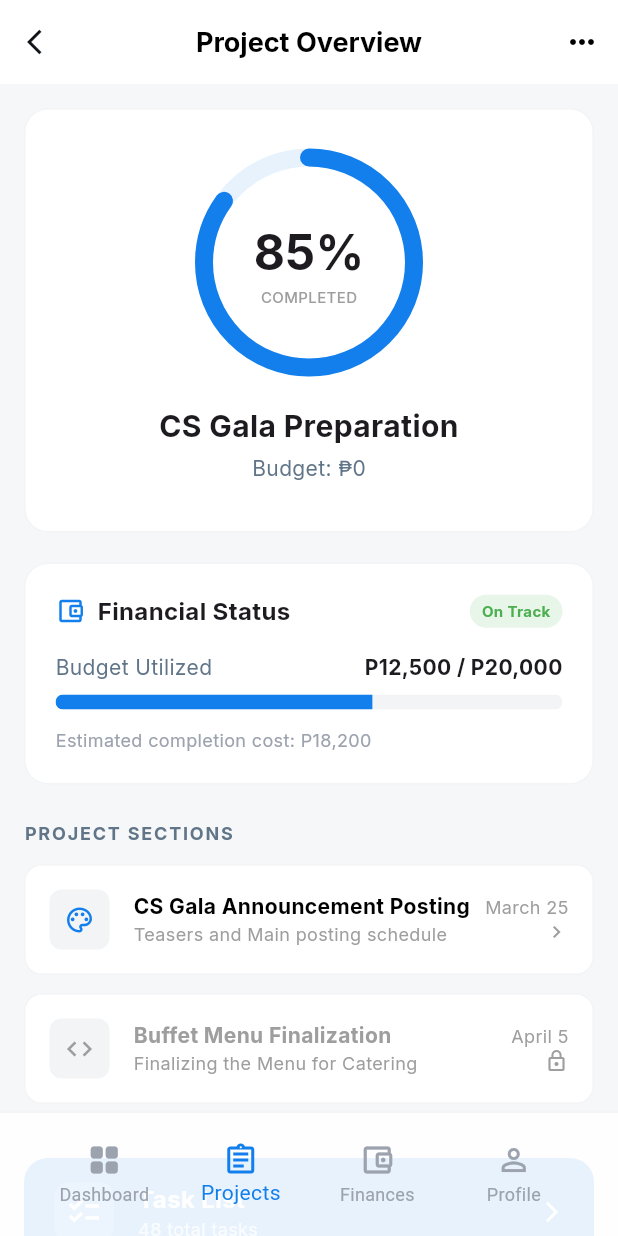
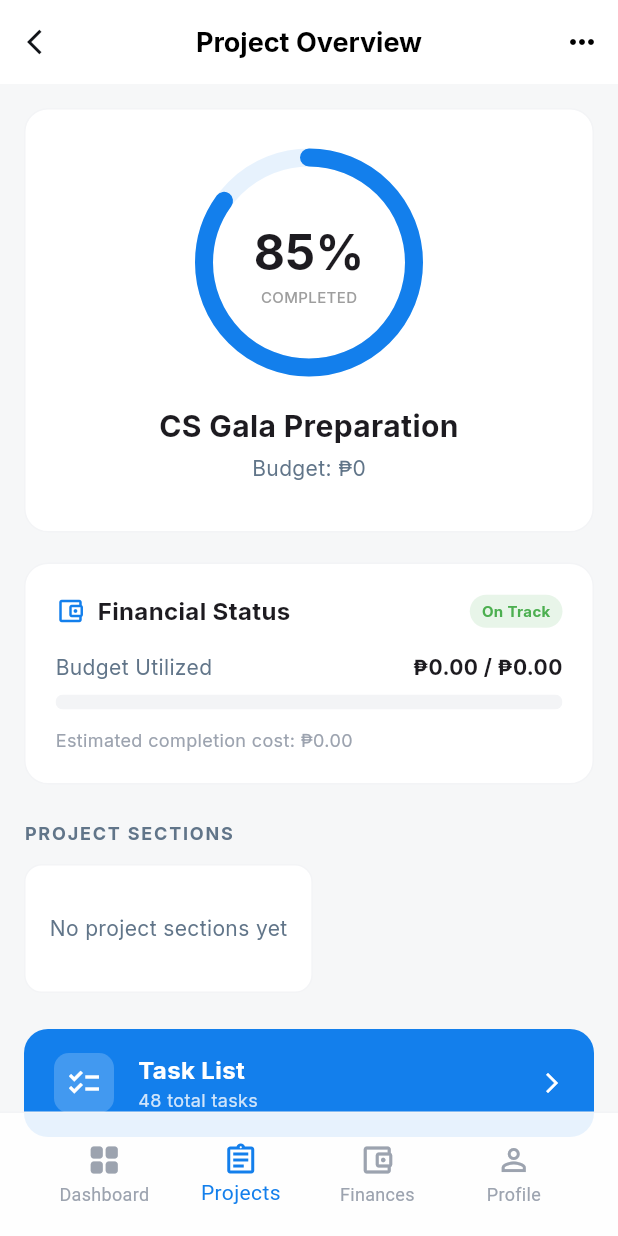
Before and after one commit to aijaee/kamobahala_bscs4b_project, a Flutter app: the ProjectOverviewScreen screen opened directly, on a phone screen of 412 x 824 dp. Run offline on Flutter 3.47's test engine with Material 3 defaults, Android fonts, the light colour scheme and no system bars; our stand-ins replace google_fonts, supabase_flutter; accounts and stored records are empty.

Commit message:
partial Task Details

```diff
--- a/lib/main.dart
+++ b/lib/main.dart
@@ -3,6 +3,8 @@ import 'package:provider/provider.dart';
 import 'package:supabase_flutter/supabase_flutter.dart';
 import 'viewmodels/auth_viewmodel.dart';
 import 'viewmodels/projects_viewmodel.dart';
+import 'viewmodels/tasks_viewmodel.dart';
+import 'viewmodels/financial_viewmodel.dart';
 import 'views/auth/login_screen.dart';
 
 void main() async {
@@ -27,6 +29,8 @@ class MyApp extends StatelessWidget {
       providers: [
         ChangeNotifierProvider(create: (_) => AuthViewModel()),
         ChangeNotifierProvider(create: (_) => ProjectsViewModel()),
+        ChangeNotifierProvider(create: (_) => TasksViewModel()),
+        ChangeNotifierProvider(create: (_) => FinancialViewModel()),
       ],
       child: MaterialApp(
         debugShowCheckedModeBanner: false,
--- a/lib/views/projects/project_overview.dart
+++ b/lib/views/projects/project_overview.dart
@@ -1,9 +1,12 @@
 import 'package:flutter/material.dart';
 import 'package:google_fonts/google_fonts.dart';
+import 'package:provider/provider.dart';
 import '../dashboard/organization_dashboard.dart';
 import 'projects_list.dart';
 import '../dashboard/financial_ledger.dart';
 import 'task_list_screen.dart';
+import '../../viewmodels/tasks_viewmodel.dart';
+import '../../viewmodels/financial_viewmodel.dart';
 
 class ProjectOverviewScreen extends StatefulWidget {
   final Map<String, dynamic> organization;
@@ -25,6 +28,22 @@ class ProjectOverviewScreen extends StatefulWidget {
 
 class _ProjectOverviewScreenState extends State<ProjectOverviewScreen> {
   int _selectedIndex = 1;
+
+  @override
+  void initState() {
+    super.initState();
+    // Fetch tasks and financial data for this project
+    if (widget.project != null && widget.project!['id'] != null) {
+      final projectId = widget.project!['id'];
+      final orgId = widget.organization['id'];
+
+      // Fetch tasks for this project
+      WidgetsBinding.instance.addPostFrameCallback((_) {
+        context.read<TasksViewModel>().fetchProjectTasks(projectId);
+        context.read<FinancialViewModel>().fetchTransactions(orgId);
+      });
+    }
+  }
 
   @override
   Widget build(BuildContext context) {
@@ -52,20 +71,7 @@ class _ProjectOverviewScreenState extends State<ProjectOverviewScreen> {
                   ),
                 ),
                 const SizedBox(height: 12),
-                _buildMilestoneItem(
-                  title: "CS Gala Announcement Posting",
-                  subtitle: "Teasers and Main posting schedule",
-                  date: "March 25",
-                  icon: Icons.palette_outlined,
-                  isLocked: false,
-                ),
-                _buildMilestoneItem(
-                  title: "Buffet Menu Finalization",
-                  subtitle: "Finalizing the Menu for Catering",
-                  date: "April 5",
-                  icon: Icons.code,
-                  isLocked: true,
-                ),
+                _buildProjectSections(context),
                 const SizedBox(height: 24),
                 _buildTaskListButton(context),
               ],
@@ -77,6 +83,133 @@ class _ProjectOverviewScreenState extends State<ProjectOverviewScreen> {
             right: 0,
             child: _buildBottomNav(context),
           ),
+        ],
+      ),
+    );
+  }
+
+  Widget _buildProjectSections(BuildContext context) {
+    return Consumer<TasksViewModel>(
+      builder: (context, tasksVM, _) {
+        if (tasksVM.isLoading) {
+          return const Center(child: CircularProgressIndicator());
+        }
+
+        if (tasksVM.tasksByCategory.isEmpty) {
+          return Container(
+            padding: const EdgeInsets.symmetric(vertical: 32, horizontal: 16),
+            decoration: BoxDecoration(
+              color: Colors.white,
+              borderRadius: BorderRadius.circular(12),
+              border: Border.all(color: const Color(0xFFF3F4F6)),
+            ),
+            child: Text(
+              "No project sections yet",
+              style: GoogleFonts.inter(color: const Color(0xFF617589)),
+            ),
+          );
+        }
+
+        return Column(
+          children: tasksVM.tasksByCategory.entries
+              .map((entry) => _buildSectionItem(
+                    category: entry.key,
+                    tasks: entry.value,
+                  ))
+              .toList(),
+        );
+      },
+    );
+  }
+
+  Widget _buildSectionItem({
+    required String category,
+    required List<Map<String, dynamic>> tasks,
+  }) {
+    // Get the earliest due date
+    DateTime? earliestDate;
+    for (final task in tasks) {
+      final dueDate = task['due_date'];
+      if (dueDate != null) {
+        final parsed = DateTime.tryParse(dueDate.toString());
+        if (parsed != null) {
+          if (earliestDate == null || parsed.isBefore(earliestDate)) {
+            earliestDate = parsed;
+          }
+        }
+      }
+    }
+
+    // Get first assigned member
+    final firstTask = tasks.isNotEmpty ? tasks[0] : null;
+    final assignedMember = firstTask?['assigned_to'] ?? 'Unassigned';
+
+    // Format date for display
+    String dateDisplay = '';
+    if (earliestDate != null) {
+      dateDisplay = '${earliestDate.month}/${earliestDate.day}';
+    }
+
+    // Determine if section is locked (all tasks incomplete)
+    final allIncomplete = tasks.every((task) => task['status'] != 'completed');
+
+    return Container(
+      margin: const EdgeInsets.only(bottom: 12),
+      padding: const EdgeInsets.all(16),
+      decoration: BoxDecoration(
+        color: Colors.white,
+        borderRadius: BorderRadius.circular(12),
+        border: Border.all(color: const Color(0xFFF3F4F6)),
+      ),
+      child: Row(
+        children: [
+          Container(
+            padding: const EdgeInsets.all(10),
+            decoration: BoxDecoration(
+              color: const Color(0xFFF3F4F6),
+              borderRadius: BorderRadius.circular(8),
+            ),
+            child: Icon(
+              Icons.category_outlined,
+              color: allIncomplete ? const Color(0xFF137FEC) : Colors.grey,
+              size: 20,
+            ),
+          ),
+          const SizedBox(width: 16),
+          Expanded(
+            child: Column(
+              crossAxisAlignment: CrossAxisAlignment.start,
+              children: [
+                Text(
+                  category,
+                  style: GoogleFonts.inter(
+                    fontWeight: FontWeight.bold,
+                    fontSize: 14,
+                    color: allIncomplete ? Colors.black : Colors.grey,
+                  ),
+                ),
+                Text(
+                  "${tasks.length} task${tasks.length != 1 ? 's' : ''} • $assignedMember",
+                  style: GoogleFonts.inter(fontSize: 12, color: Colors.grey),
+                ),
+              ],
+            ),
+          ),
+          Column(
+            crossAxisAlignment: CrossAxisAlignment.end,
+            children: [
+              if (dateDisplay.isNotEmpty)
+                Text(
+                  dateDisplay,
+                  style: GoogleFonts.inter(fontSize: 12, color: Colors.grey),
+                ),
+              Icon(
+                Icons.chevron_right,
+                size: 16,
+                color: Colors.grey,
+              ),
+            ],
+          )
         ],
       ),
     );
@@ -151,6 +284,26 @@ class _ProjectOverviewScreenState extends State<ProjectOverviewScreen> {
   }
 
   Widget _buildFinancialHealthCard() {
+    return Consumer<FinancialViewModel>(
+      builder: (context, financialVM, _) {
+        final projectBudget = (widget.project?['budget'] as num?)?.toDouble() ?? 0.0;
+        final projectName = widget.project?['name'] ?? 'Project';
+
+        // Calculate budget utilized from transactions related to this project
+        double budgetUtilized = 0.0;
+        for (final transaction in financialVM.transactions) {
+          final title = (transaction['title'] ?? '').toString().toLowerCase();
+          if (title.contains(projectName.toLowerCase()) &&
+              (transaction['transaction_type'] ?? '').toString().toLowerCase() == 'expense') {
+            final amount = (transaction['amount'] as num?)?.toDouble() ?? 0.0;
+            budgetUtilized += amount;
+          }
+        }
+
+        final utilizationPercent = projectBudget > 0 ? (budgetUtilized / projectBudget) : 0.0;
+        final estimatedTotal = budgetUtilized > 0 ? (budgetUtilized / (utilizationPercent > 0 ? utilizationPercent : 1.0)) : projectBudget;
+        final isOnTrack = utilizationPercent <= 0.75;
+
         return Container(
           padding: const EdgeInsets.all(20),
           decoration: BoxDecoration(
@@ -173,8 +326,18 @@ class _ProjectOverviewScreenState extends State<ProjectOverviewScreen> {
                   ),
                   Container(
                     padding: const EdgeInsets.symmetric(horizontal: 8, vertical: 4),
-                decoration: BoxDecoration(color: const Color(0xFFE8F5E9), borderRadius: BorderRadius.circular(20)),
-                child: Text("On Track", style: GoogleFonts.inter(color: Colors.green, fontSize: 10, fontWeight: FontWeight.bold)),
+                    decoration: BoxDecoration(
+                      color: isOnTrack ? const Color(0xFFE8F5E9) : const Color(0xFFFFEBEE),
+                      borderRadius: BorderRadius.circular(20),
+                    ),
+                    child: Text(
+                      isOnTrack ? "On Track" : "At Risk",
+                      style: GoogleFonts.inter(
+                        color: isOnTrack ? Colors.green : Colors.red,
+                        fontSize: 10,
+                        fontWeight: FontWeight.bold,
+                      ),
+                    ),
                   )
                 ],
               ),
@@ -183,57 +346,31 @@ class _ProjectOverviewScreenState extends State<ProjectOverviewScreen> {
                 mainAxisAlignment: MainAxisAlignment.spaceBetween,
                 children: [
                   Text("Budget Utilized", style: GoogleFonts.inter(color: const Color(0xFF617589))),
-              Text("P12,500 / P20,000", style: GoogleFonts.inter(fontWeight: FontWeight.bold)),
+                  Text(
+                    "₱${budgetUtilized.toStringAsFixed(2)} / ₱${projectBudget.toStringAsFixed(2)}",
+                    style: GoogleFonts.inter(fontWeight: FontWeight.bold),
+                  ),
                 ],
               ),
               const SizedBox(height: 8),
               ClipRRect(
                 borderRadius: BorderRadius.circular(10),
-            child: const LinearProgressIndicator(
-              value: 0.625,
+                child: LinearProgressIndicator(
+                  value: utilizationPercent.clamp(0.0, 1.0),
                   minHeight: 10,
-              backgroundColor: Color(0xFFF3F4F6),
-              color: Color(0xFF137FEC),
+                  backgroundColor: const Color(0xFFF3F4F6),
+                  color: isOnTrack ? const Color(0xFF137FEC) : Colors.red,
                 ),
               ),
               const SizedBox(height: 12),
-          Text("Estimated completion cost: P18,200", style: GoogleFonts.inter(fontSize: 12, color: const Color(0xFF9CA3AF))),
+              Text(
+                "Estimated completion cost: ₱${estimatedTotal.toStringAsFixed(2)}",
+                style: GoogleFonts.inter(fontSize: 12, color: const Color(0xFF9CA3AF)),
+              ),
             ],
           ),
         );
-  }
-
-  Widget _buildMilestoneItem({required String title, required String subtitle, required String date, required IconData icon, required bool isLocked}) {
-    return Container(
-      margin: const EdgeInsets.only(bottom: 12),
-      padding: const EdgeInsets.all(16),
-      decoration: BoxDecoration(color: Colors.white, borderRadius: BorderRadius.circular(12), border: Border.all(color: const Color(0xFFF3F4F6))),
-      child: Row(
-        children: [
-          Container(
-            padding: const EdgeInsets.all(10),
-            decoration: BoxDecoration(color: const Color(0xFFF3F4F6), borderRadius: BorderRadius.circular(8)),
-            child: Icon(icon, color: isLocked ? Colors.grey : const Color(0xFF137FEC), size: 20),
-          ),
-          const SizedBox(width: 16),
-          Expanded(
-            child: Column(
-              crossAxisAlignment: CrossAxisAlignment.start,
-              children: [
-                Text(title, style: GoogleFonts.inter(fontWeight: FontWeight.bold, fontSize: 14, color: isLocked ? Colors.grey : Colors.black)),
-                Text(subtitle, style: GoogleFonts.inter(fontSize: 12, color: Colors.grey)),
-              ],
-            ),
-          ),
-          Column(
-            crossAxisAlignment: CrossAxisAlignment.end,
-            children: [
-              Text(date, style: GoogleFonts.inter(fontSize: 12, color: Colors.grey)),
-              Icon(isLocked ? Icons.lock_outline : Icons.chevron_right, size: 16, color: Colors.grey),
-            ],
-          )
-        ],
-      ),
+      },
     );
   }
 
```
Also changed, not shown: lib/core/services/task_service.dart (added, +62 -0 lines), lib/viewmodels/tasks_viewmodel.dart (added, +135 -0 lines). Lines whose indentation alone changed are shown as unchanged.
